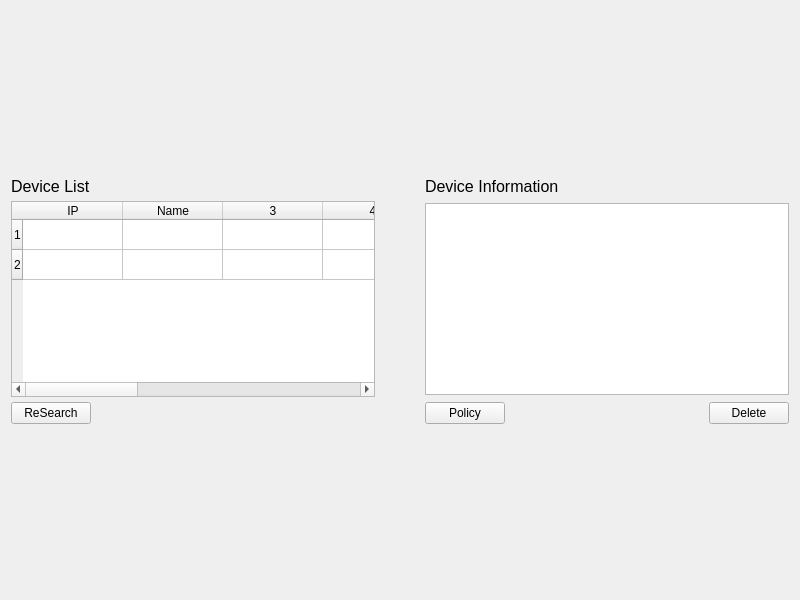
wifievent/w, file ui/src/device-widget/widget.ui: the form before one commit.
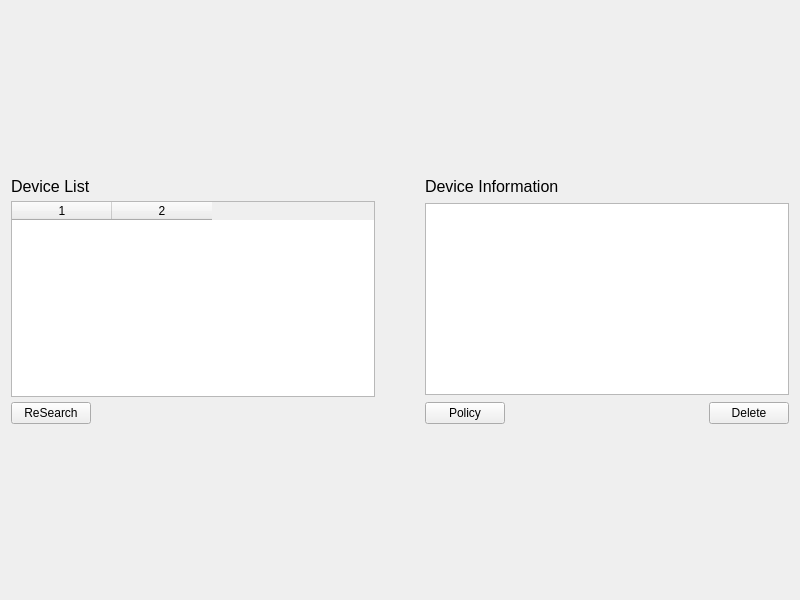
The form after the commit.

Commit message: ✨ Implement: Delete device button

Patch:
```diff
--- a/ui/src/device-widget/widget.ui
+++ b/ui/src/device-widget/widget.ui
@@ -61,33 +61,8 @@
             </size>
            </property>
            <property name="columnCount">
-            <number>9</number>
+            <number>2</number>
            </property>
-           <row>
-            <property name="text">
-             <string>1</string>
-            </property>
-           </row>
-           <row>
-            <property name="text">
-             <string>2</string>
-            </property>
-           </row>
-           <column>
-            <property name="text">
-             <string>IP</string>
-            </property>
-           </column>
-           <column>
-            <property name="text">
-             <string>Name</string>
-            </property>
-           </column>
-           <column/>
-           <column/>
-           <column/>
-           <column/>
-           <column/>
            <column/>
            <column/>
           </widget>
```
Left out of the diff: 2 changed lines with no effect on the pictures. The commit also changes 3 other files.
